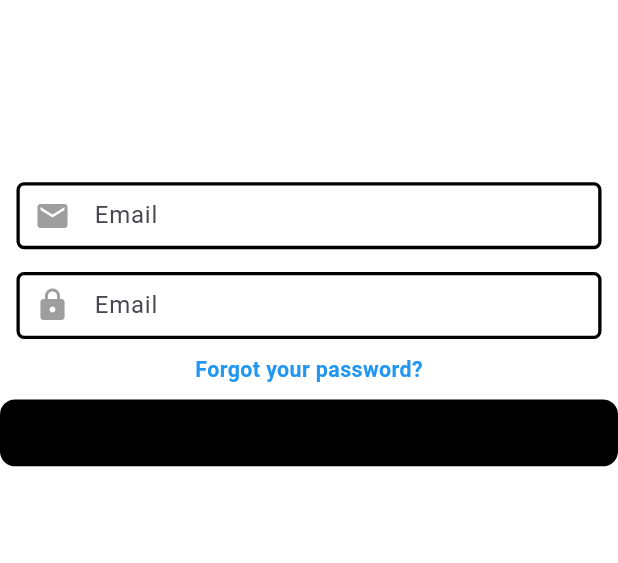
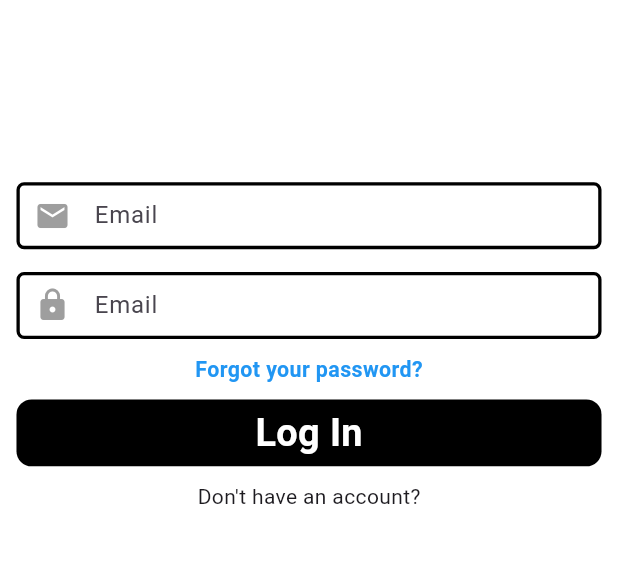
Before and after one commit to adogbeji/FlutterInstagramClone, a Flutter app: the screen it shows after launch, on a phone screen of 412 x 824 dp, the part 74-637 px from its top. Run offline on Flutter 3.47's test engine with Material 3 defaults, Android fonts, the phone set to English and light mode, and no system bars; our stand-ins replace flutter_screenutil.

Commit message:
Add styling for login button text in login screen

```diff
--- a/lib/views/screens/auth/login_screen.dart
+++ b/lib/views/screens/auth/login_screen.dart
@@ -40,18 +40,33 @@ class _LoginScreenState extends State<LoginScreen> {
             SizedBox(height: 10.h,),
             Forgot(),
             SizedBox(height: 10.h,),
-            Container(
-              width: double.infinity,
-              height: 44.h,
-              decoration: BoxDecoration(
-                color: Colors.black,
-                borderRadius: BorderRadius.circular(10.r),
-              ),
-            ),
+            Login(),
+            SizedBox(height: 10.h,),
+            const Text('Don\'t have an account?'),
           ],
         ),
       ),
     );
+  }
+
+  Widget Login() {
+    return Padding(
+    padding: EdgeInsets.symmetric(horizontal: 10.w),
+    child: Container(
+      alignment: Alignment.center,
+      width: double.infinity,
+      height: 44.h,
+      decoration: BoxDecoration(
+        color: Colors.black,
+        borderRadius: BorderRadius.circular(10.r),
+      ),
+      child: Text('Log In', style: TextStyle(
+                fontSize: 23.sp,
+                color: Colors.white,
+                fontWeight: FontWeight.bold,
+              ),),
+    ),
+  );
   }
 
   Widget Forgot() {
```
